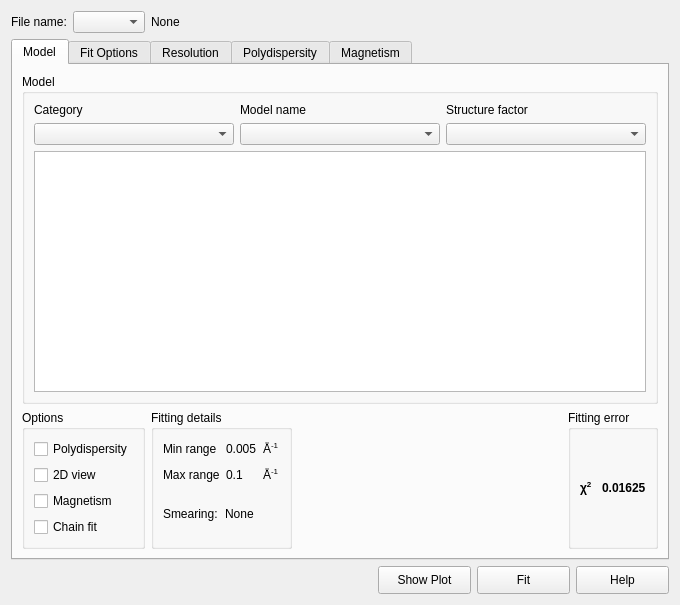
Old version of the form src/sas/qtgui/Perspectives/Fitting/UI/FittingWidgetUI.ui in the repository SasView/sasview.
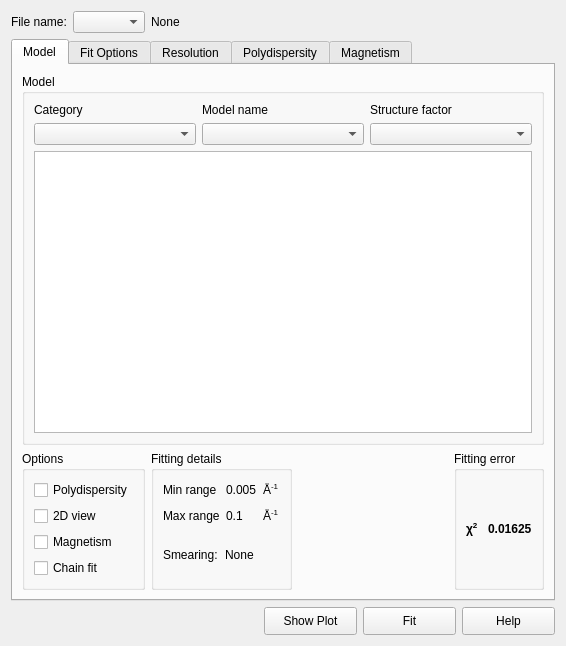
New version of the form.

Commit message: Played with minimum size of the fitting tab to not allow for squished option widget. SASVIEW-1003

```diff
--- a/src/sas/qtgui/Perspectives/Fitting/UI/FittingWidgetUI.ui
+++ b/src/sas/qtgui/Perspectives/Fitting/UI/FittingWidgetUI.ui
@@ -6,8 +6,8 @@
    <rect>
     <x>0</x>
     <y>0</y>
-    <width>680</width>
-    <height>605</height>
+    <width>566</width>
+    <height>646</height>
    </rect>
   </property>
   <property name="sizePolicy">
@@ -18,8 +18,8 @@
   </property>
   <property name="minimumSize">
    <size>
-    <width>434</width>
-    <height>466</height>
+    <width>436</width>
+    <height>520</height>
    </size>
   </property>
   <property name="windowTitle">
```
The commit also changes 1 other file.
